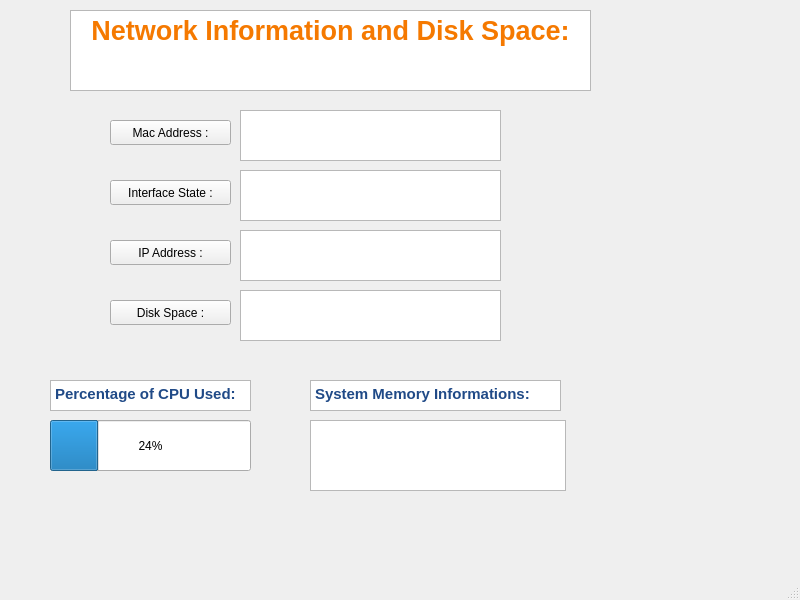
Old version of the form mainwindow.ui in the repository eya-boudokhane/eya-sofia-stage.
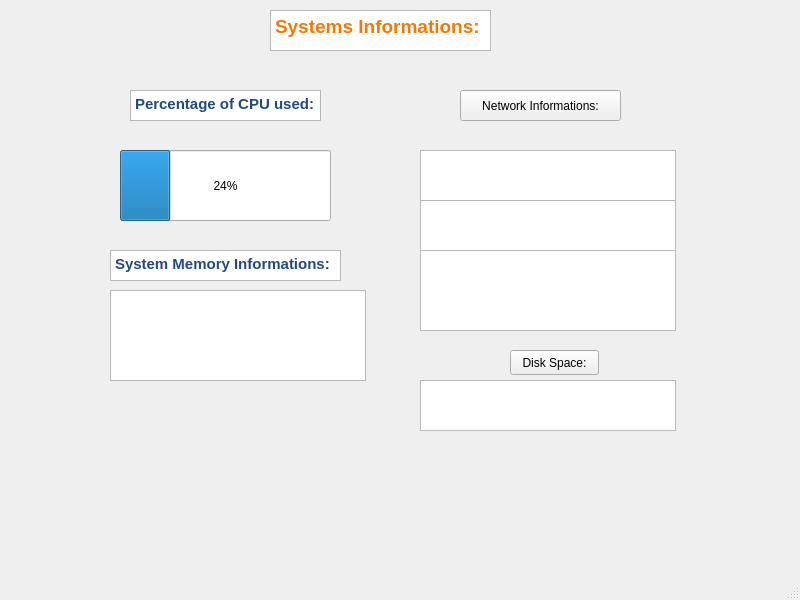
New version of the form.

The edit to the form file:
```diff
--- a/mainwindow.ui
+++ b/mainwindow.ui
@@ -14,173 +14,146 @@
    <string>MainWindow</string>
   </property>
   <widget class="QWidget" name="centralwidget">
-   <widget class="QPushButton" name="pushButton">
+   <widget class="QTextEdit" name="textEdit_2">
     <property name="geometry">
      <rect>
-      <x>110</x>
-      <y>120</y>
-      <width>121</width>
-      <height>25</height>
+      <x>130</x>
+      <y>90</y>
+      <width>191</width>
+      <height>31</height>
      </rect>
     </property>
-    <property name="text">
-     <string>Mac Address :</string>
-    </property>
-   </widget>
-   <widget class="QTextBrowser" name="textBrowser">
-    <property name="geometry">
-     <rect>
-      <x>240</x>
-      <y>110</y>
-      <width>261</width>
-      <height>51</height>
-     </rect>
+    <property name="html">
+     <string>&lt;!DOCTYPE HTML PUBLIC &quot;-//W3C//DTD HTML 4.0//EN&quot; &quot;http://www.w3.org/TR/REC-html40/strict.dtd&quot;&gt;
+&lt;html&gt;&lt;head&gt;&lt;meta name=&quot;qrichtext&quot; content=&quot;1&quot; /&gt;&lt;style type=&quot;text/css&quot;&gt;
+p, li { white-space: pre-wrap; }
+&lt;/style&gt;&lt;/head&gt;&lt;body style=&quot; font-family:'Ubuntu'; font-size:11pt; font-weight:400; font-style:normal;&quot;&gt;
+&lt;p style=&quot; margin-top:0px; margin-bottom:0px; margin-left:0px; margin-right:0px; -qt-block-indent:0; text-indent:0px;&quot;&gt;&lt;span style=&quot; font-weight:600; color:#204a87;&quot;&gt;Percentage of CPU used:&lt;/span&gt;&lt;/p&gt;&lt;/body&gt;&lt;/html&gt;</string>
     </property>
    </widget>
    <widget class="QTextBrowser" name="textBrowser_2">
     <property name="geometry">
      <rect>
-      <x>240</x>
-      <y>170</y>
-      <width>261</width>
+      <x>420</x>
+      <y>200</y>
+      <width>256</width>
       <height>51</height>
      </rect>
     </property>
    </widget>
-   <widget class="QPushButton" name="pushButton_2">
+   <widget class="QTextEdit" name="textEdit_3">
     <property name="geometry">
      <rect>
       <x>110</x>
-      <y>180</y>
-      <width>121</width>
-      <height>25</height>
+      <y>250</y>
+      <width>231</width>
+      <height>31</height>
      </rect>
     </property>
-    <property name="text">
-     <string>Interface State :</string>
+    <property name="html">
+     <string>&lt;!DOCTYPE HTML PUBLIC &quot;-//W3C//DTD HTML 4.0//EN&quot; &quot;http://www.w3.org/TR/REC-html40/strict.dtd&quot;&gt;
+&lt;html&gt;&lt;head&gt;&lt;meta name=&quot;qrichtext&quot; content=&quot;1&quot; /&gt;&lt;style type=&quot;text/css&quot;&gt;
+p, li { white-space: pre-wrap; }
+&lt;/style&gt;&lt;/head&gt;&lt;body style=&quot; font-family:'Ubuntu'; font-size:11pt; font-weight:400; font-style:normal;&quot;&gt;
+&lt;p style=&quot; margin-top:0px; margin-bottom:0px; margin-left:0px; margin-right:0px; -qt-block-indent:0; text-indent:0px;&quot;&gt;&lt;span style=&quot; font-weight:600; color:#204a87;&quot;&gt;System Memory Informations:&lt;/span&gt;&lt;/p&gt;&lt;/body&gt;&lt;/html&gt;</string>
     </property>
    </widget>
-   <widget class="QPushButton" name="pushButton_3">
+   <widget class="QTextBrowser" name="textBrowser">
     <property name="geometry">
      <rect>
-      <x>110</x>
-      <y>240</y>
-      <width>121</width>
-      <height>25</height>
+      <x>420</x>
+      <y>150</y>
+      <width>256</width>
+      <height>51</height>
      </rect>
     </property>
-    <property name="text">
-     <string>IP Address :</string>
-    </property>
    </widget>
-   <widget class="QTextBrowser" name="textBrowser_3">
+   <widget class="QPushButton" name="pushButton">
     <property name="geometry">
      <rect>
-      <x>240</x>
-      <y>230</y>
-      <width>261</width>
-      <height>51</height>
+      <x>460</x>
+      <y>90</y>
+      <width>161</width>
+      <height>31</height>
      </rect>
     </property>
+    <property name="text">
+     <string>Network Informations:</string>
+    </property>
    </widget>
    <widget class="QTextBrowser" name="textBrowser_4">
     <property name="geometry">
      <rect>
-      <x>240</x>
-      <y>290</y>
-      <width>261</width>
+      <x>420</x>
+      <y>380</y>
+      <width>256</width>
       <height>51</height>
      </rect>
     </property>
    </widget>
-   <widget class="QPushButton" name="pushButton_4">
-    <property name="geometry">
-     <rect>
-      <x>110</x>
-      <y>300</y>
-      <width>121</width>
-      <height>25</height>
-     </rect>
-    </property>
-    <property name="text">
-     <string>Disk Space :</string>
-    </property>
-   </widget>
-   <widget class="QTextEdit" name="textEdit">
-    <property name="geometry">
-     <rect>
-      <x>70</x>
-      <y>10</y>
-      <width>521</width>
-      <height>81</height>
-     </rect>
-    </property>
-    <property name="html">
-     <string>&lt;!DOCTYPE HTML PUBLIC &quot;-//W3C//DTD HTML 4.0//EN&quot; &quot;http://www.w3.org/TR/REC-html40/strict.dtd&quot;&gt;
-&lt;html&gt;&lt;head&gt;&lt;meta name=&quot;qrichtext&quot; content=&quot;1&quot; /&gt;&lt;style type=&quot;text/css&quot;&gt;
-p, li { white-space: pre-wrap; }
-&lt;/style&gt;&lt;/head&gt;&lt;body style=&quot; font-family:'Ubuntu'; font-size:11pt; font-weight:400; font-style:normal;&quot;&gt;
-&lt;p align=&quot;center&quot; style=&quot; margin-top:0px; margin-bottom:0px; margin-left:0px; margin-right:0px; -qt-block-indent:0; text-indent:0px;&quot;&gt;&lt;span style=&quot; font-size:20pt; font-weight:600; color:#f57900;&quot;&gt;Network Information and Disk Space:&lt;/span&gt;&lt;/p&gt;
-&lt;p align=&quot;center&quot; style=&quot;-qt-paragraph-type:empty; margin-top:0px; margin-bottom:0px; margin-left:0px; margin-right:0px; -qt-block-indent:0; text-indent:0px; font-size:20pt; font-weight:600; color:#f57900;&quot;&gt;&lt;br /&gt;&lt;/p&gt;&lt;/body&gt;&lt;/html&gt;</string>
-    </property>
-   </widget>
    <widget class="QProgressBar" name="progressBar">
     <property name="geometry">
      <rect>
-      <x>50</x>
-      <y>420</y>
-      <width>201</width>
-      <height>51</height>
+      <x>120</x>
+      <y>150</y>
+      <width>211</width>
+      <height>71</height>
      </rect>
     </property>
     <property name="value">
      <number>24</number>
     </property>
    </widget>
+   <widget class="QPushButton" name="pushButton_2">
+    <property name="geometry">
+     <rect>
+      <x>510</x>
+      <y>350</y>
+      <width>89</width>
+      <height>25</height>
+     </rect>
+    </property>
+    <property name="text">
+     <string>Disk Space:</string>
+    </property>
+   </widget>
+   <widget class="QTextEdit" name="textEdit_4">
+    <property name="geometry">
+     <rect>
+      <x>270</x>
+      <y>10</y>
+      <width>221</width>
+      <height>41</height>
+     </rect>
+    </property>
+    <property name="html">
+     <string>&lt;!DOCTYPE HTML PUBLIC &quot;-//W3C//DTD HTML 4.0//EN&quot; &quot;http://www.w3.org/TR/REC-html40/strict.dtd&quot;&gt;
+&lt;html&gt;&lt;head&gt;&lt;meta name=&quot;qrichtext&quot; content=&quot;1&quot; /&gt;&lt;style type=&quot;text/css&quot;&gt;
+p, li { white-space: pre-wrap; }
+&lt;/style&gt;&lt;/head&gt;&lt;body style=&quot; font-family:'Ubuntu'; font-size:11pt; font-weight:400; font-style:normal;&quot;&gt;
+&lt;p style=&quot; margin-top:0px; margin-bottom:0px; margin-left:0px; margin-right:0px; -qt-block-indent:0; text-indent:0px;&quot;&gt;&lt;span style=&quot; font-size:14pt; font-weight:600; color:#f57900;&quot;&gt;Systems Informations:&lt;/span&gt;&lt;/p&gt;&lt;/body&gt;&lt;/html&gt;</string>
+    </property>
+   </widget>
+   <widget class="QTextBrowser" name="textBrowser_3">
+    <property name="geometry">
+     <rect>
+      <x>420</x>
+      <y>250</y>
+      <width>256</width>
+      <height>81</height>
+     </rect>
+    </property>
+   </widget>
    <widget class="QTextBrowser" name="textBrowser_5">
     <property name="geometry">
      <rect>
-      <x>310</x>
-      <y>420</y>
+      <x>110</x>
+      <y>290</y>
       <width>256</width>
-      <height>71</height>
+      <height>91</height>
      </rect>
     </property>
    </widget>
-   <widget class="QTextEdit" name="textEdit_2">
-    <property name="geometry">
-     <rect>
-      <x>310</x>
-      <y>380</y>
-      <width>251</width>
-      <height>31</height>
-     </rect>
-    </property>
-    <property name="html">
-     <string>&lt;!DOCTYPE HTML PUBLIC &quot;-//W3C//DTD HTML 4.0//EN&quot; &quot;http://www.w3.org/TR/REC-html40/strict.dtd&quot;&gt;
-&lt;html&gt;&lt;head&gt;&lt;meta name=&quot;qrichtext&quot; content=&quot;1&quot; /&gt;&lt;style type=&quot;text/css&quot;&gt;
-p, li { white-space: pre-wrap; }
-&lt;/style&gt;&lt;/head&gt;&lt;body style=&quot; font-family:'Ubuntu'; font-size:11pt; font-weight:400; font-style:normal;&quot;&gt;
-&lt;p style=&quot; margin-top:0px; margin-bottom:0px; margin-left:0px; margin-right:0px; -qt-block-indent:0; text-indent:0px;&quot;&gt;&lt;span style=&quot; font-weight:600; color:#204a87;&quot;&gt;System Memory Informations:&lt;/span&gt;&lt;/p&gt;&lt;/body&gt;&lt;/html&gt;</string>
-    </property>
-   </widget>
-   <widget class="QTextEdit" name="textEdit_3">
-    <property name="geometry">
-     <rect>
-      <x>50</x>
-      <y>380</y>
-      <width>201</width>
-      <height>31</height>
-     </rect>
-    </property>
-    <property name="html">
-     <string>&lt;!DOCTYPE HTML PUBLIC &quot;-//W3C//DTD HTML 4.0//EN&quot; &quot;http://www.w3.org/TR/REC-html40/strict.dtd&quot;&gt;
-&lt;html&gt;&lt;head&gt;&lt;meta name=&quot;qrichtext&quot; content=&quot;1&quot; /&gt;&lt;style type=&quot;text/css&quot;&gt;
-p, li { white-space: pre-wrap; }
-&lt;/style&gt;&lt;/head&gt;&lt;body style=&quot; font-family:'Ubuntu'; font-size:11pt; font-weight:400; font-style:normal;&quot;&gt;
-&lt;p style=&quot; margin-top:0px; margin-bottom:0px; margin-left:0px; margin-right:0px; -qt-block-indent:0; text-indent:0px;&quot;&gt;&lt;span style=&quot; font-weight:600; color:#204a87;&quot;&gt;Percentage of CPU Used:&lt;/span&gt;&lt;/p&gt;&lt;/body&gt;&lt;/html&gt;</string>
-    </property>
-   </widget>
   </widget>
   <widget class="QMenuBar" name="menubar">
    <property name="geometry">
```
